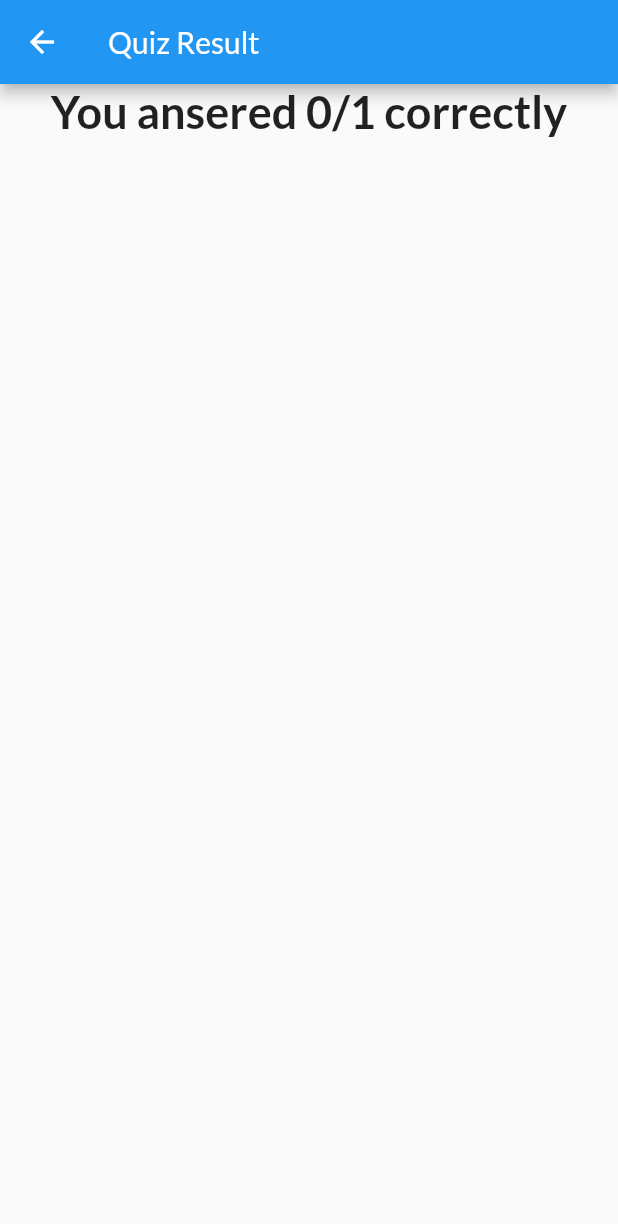
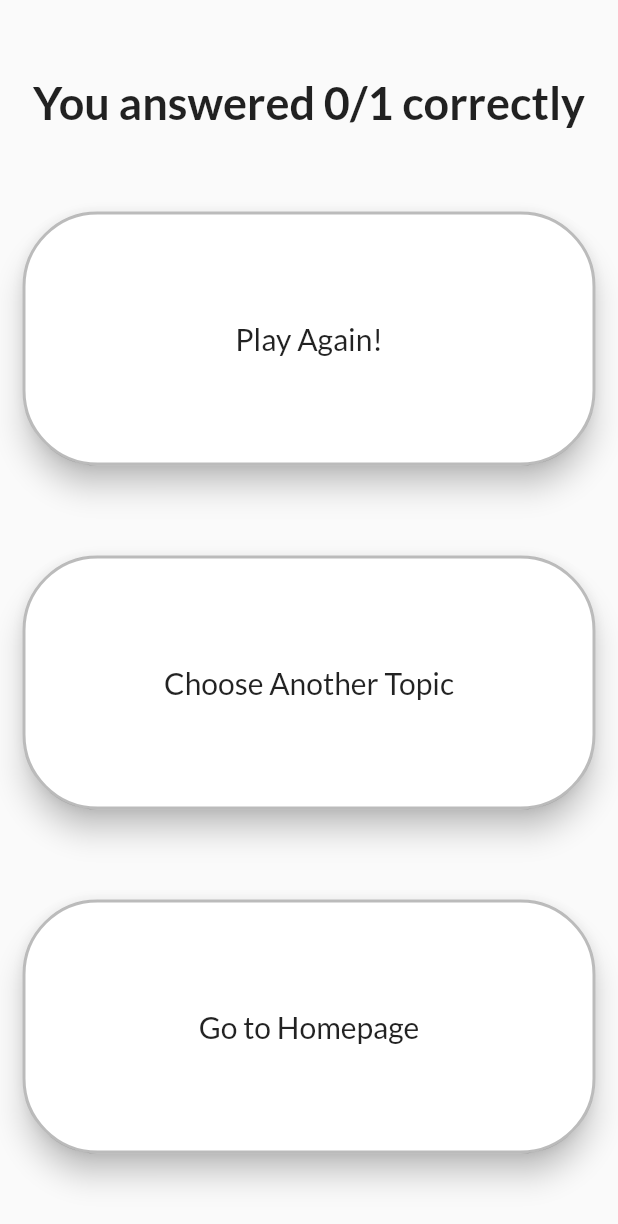
Before and after one commit to Rutvik48/dmv_quiz_app, a Flutter app: the ResultScreen screen opened by its route, on a phone screen of 412 x 824 dp. Shown: the top 1224 px of the screen. Run offline on Flutter 3.47's test engine with Material 2 defaults, Android fonts, the phone set to English and light mode, and no system bars; drawn by our look-alikes of auto_size_text; our stand-ins replace circular_countdown_timer, cloud_firestore, flutter_dash, google_fonts; accounts and stored records are empty.

Commit message:
Topics are shown dynamically. Result screen has been edited to show three buttons.

```diff
--- a/lib/controller/constants.dart
+++ b/lib/controller/constants.dart
@@ -1,3 +1,4 @@
+import 'package:dmvquizapp/view/result_screen.dart';
 import 'package:flutter/material.dart';
 
 const kStartButtonText = 'Start Quiz!';
@@ -35,3 +36,9 @@ const Color kQuestionTextColor = kLogoMatchingColor;
 const Color kOptionBorderColor = kQuestionNumberTextColor;
 const Color kCorrectAnswerOptionBorderColor = Colors.lightGreen;
 const Color kNextButtonTextColor = Colors.white70;
+
+
+//Result Screen constants
+const String kPlayAgainText = 'Play Again!';
+const String kChooseTopicText = 'Choose Another Topic';
+const String kGoToHomeScreenText = 'Go to Homepage';
--- a/lib/controller/firestore_class.dart
+++ b/lib/controller/firestore_class.dart
@@ -7,9 +7,15 @@ class FireStoreClass {
   final firestoreInstance = Firestore.instance;
 
   static final FireStoreClass _singleton = FireStoreClass._internal();
+  static String selectedTopic = 'traffic_controll';
 
   factory FireStoreClass() => _singleton;
   FireStoreClass._internal();
+
+
+  void setSelectedTopic(String topic) {
+    selectedTopic = topic;
+  }
 
   Future<Map> getQuestion({@required String subCollectionName}) async {
     print("Get Data is Called");
@@ -18,9 +24,10 @@ class FireStoreClass {
         .collection(FIREBASE_MAIN_QUIZ_COLLECTION)
         .document(FIREBASE_MAIN_QUIZ_DOCUMENT)
         ///TODO: Change this collection string to user selected topic
-        .collection('traffic_control')
+        .collection(selectedTopic)
         .getDocuments();
 
+    print(questions);
 
     return changeIntoMap(questions);
   }
--- a/lib/view/result_screen.dart
+++ b/lib/view/result_screen.dart
@@ -1,34 +1,124 @@
 import 'package:dmvquizapp/controller/constants.dart';
+import 'package:dmvquizapp/view/quiz_screen.dart';
+import 'package:dmvquizapp/view/topic_screen.dart';
+import 'package:dmvquizapp/view/welcom_screen.dart';
 import 'package:flutter/material.dart';
 import 'package:dmvquizapp/controller/custom_widgets.dart';
 import 'package:dmvquizapp/controller/quiz_class.dart';
 
-class ResultScreen extends StatelessWidget {
+class ResultScreen extends StatefulWidget {
+
   static const String id = 'result_screen';
+
+  @override
+  _ResultScreenState createState() => _ResultScreenState();
+}
+
+class _ResultScreenState extends State<ResultScreen> {
+
   final quizSingleton = new Quiz();
+
 
   @override
   Widget build(BuildContext context) {
     return Scaffold(
-        appBar: AppBar(
-          title: kCustomText(text:'Quiz Result'),
-        ),
-        body: Center(
+      body: SafeArea(
+        child: Center(
           child: Column(
+
+            crossAxisAlignment: CrossAxisAlignment.stretch,
             children: [
+
+              SizedBox(
+                height: 50.0,
+              ),
 
               //TODO: Before Scrollview show how many questions were correct
               kCustomText(
-                text: "You ansered ${quizSingleton.getCorrectAnswerCount()}/${quizSingleton.getTotalNumberOfQuestion()} correctly",
+                text: "You answered ${quizSingleton.getCorrectAnswerCount()}/${quizSingleton.getTotalNumberOfQuestion()} correctly",
                 fontWeight: FontWeight.bold,
                 minFontSize: kQuestionTextMaxFontSize,
               ),
+
+              SizedBox(
+                height: 50.0,
+              ),
+
+              createButton(context: context, navigatorPath: QuizScreen.id, buttonText: kPlayAgainText),
+              //createButton( context, kPlayAgainText, navigatorPath: QuizScreen.id),
+              SizedBox(
+                height: 50.0,
+              ),
+
+              createButton(context: context, navigatorPath: TopicScreen.id, buttonText: kChooseTopicText),
+              //createButton(context, kChooseTopicText, TopicScreen.id),
+              SizedBox(
+                height: 50.0,
+              ),
+
+              createButton(context: context, navigatorPath: WelcomeScreen.id, buttonText: kGoToHomeScreenText),
+              //createButton(context, kGoToHomeScreenText, WelcomeScreen.id),
+              SizedBox(
+                height: 50.0,
+              ),
+
+
+              // Expanded(
+              //   child: Container(
+              //     color: Colors.red,
+              //     child: Column(
+              //       crossAxisAlignment: CrossAxisAlignment.stretch,
+              //       children: [
+              //         createButton(context,WelcomeScreen.id),
+              //
+              //
+              //
+              //         kOptionButton(
+              //             text: 'Choose anther topic.',
+              //             onPressed: (){
+              //               setState(() {
+              //                 Navigator.pushNamed(context, WelcomeScreen.id);
+              //               });
+              //             }
+              //         ),
+              //
+              //         kOptionButton(
+              //             text: 'Go to Homepage',
+              //             onPressed: (){
+              //               setState(() {
+              //                 Navigator.pushNamed(context, WelcomeScreen.id);
+              //               });
+              //             }
+              //         ),
+              //       ],
+              //     ),
+              //
+              //   ),
+              // ),
 
               //TODO: Add Scrollable Page to show questions, answers and what user entered
 
             ],
           ),
         ),
+      ),
     );
   }
+
+  Expanded createButton({
+    @required BuildContext context,
+    @required String navigatorPath,
+    @required String buttonText}) {
+    return Expanded(
+                      child: kOptionButton(
+                          text: buttonText,
+                          fontSize: 20.0 ,
+                          onPressed: (){
+                            setState(() {
+                              Navigator.pushNamed(context, navigatorPath);
+                            });
+                          }
+                      ),
+                    );
+  }
 }
```
Also changed, not shown: lib/view/topic_screen.dart (+15 -2 lines), lib/view/welcom_screen.dart (+7 -6 lines).
